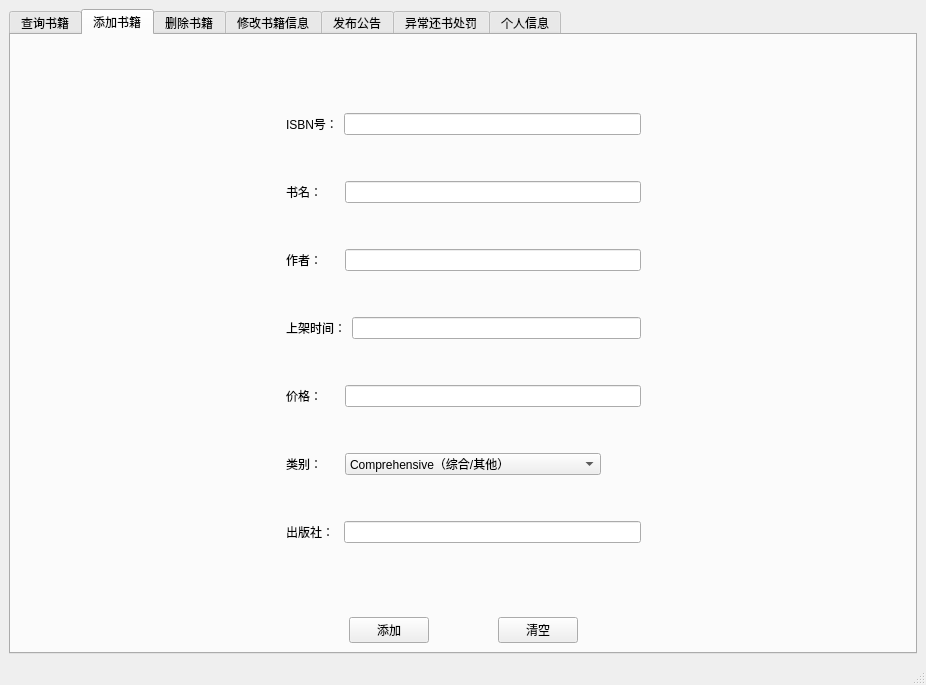
Before: the Qt Designer form librarianinterface.ui in LGH2713/Library_management_system, drawn with Qt 5.
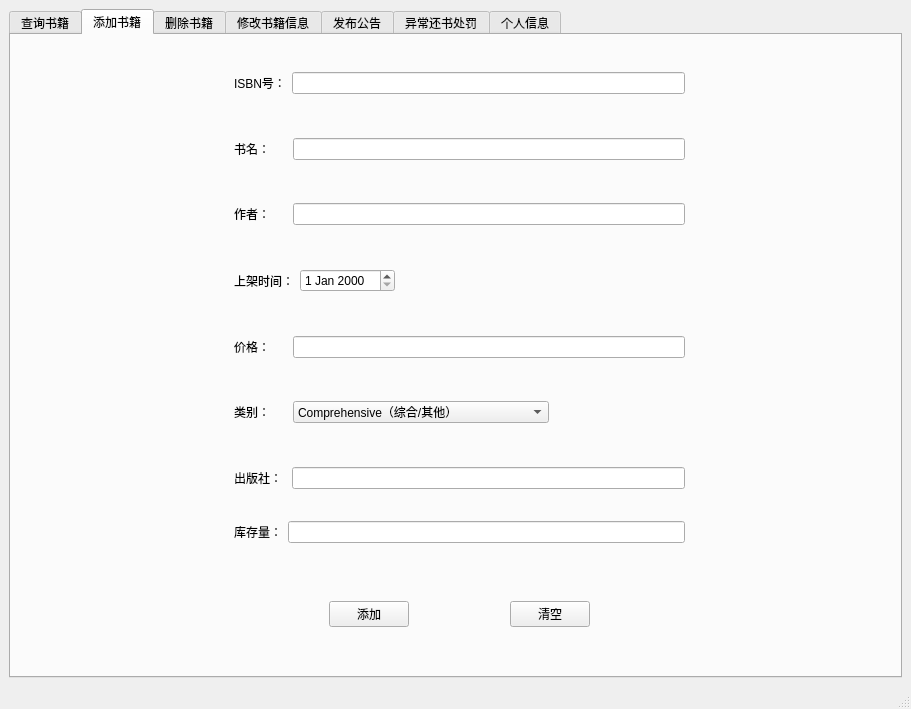
After: the same form once the commit is applied. The open tabs and pages were chosen to show the change.

```diff
--- a/librarianinterface.ui
+++ b/librarianinterface.ui
@@ -6,8 +6,8 @@
    <rect>
     <x>0</x>
     <y>0</y>
-    <width>926</width>
-    <height>685</height>
+    <width>911</width>
+    <height>709</height>
    </rect>
   </property>
   <property name="windowTitle">
@@ -145,8 +145,15 @@
        <attribute name="title">
         <string>添加书籍</string>
        </attribute>
-       <layout class="QGridLayout" name="gridLayout_2">
-        <item row="0" column="1">
+       <widget class="QWidget" name="">
+        <property name="geometry">
+         <rect>
+          <x>223</x>
+          <y>11</y>
+          <width>451</width>
+          <height>581</height>
+         </rect>
+        </property>
          <layout class="QVBoxLayout" name="verticalLayout_2">
           <item>
            <spacer name="verticalSpacer">
@@ -254,7 +261,20 @@
                </widget>
               </item>
               <item>
-               <widget class="QLineEdit" name="shelfLife"/>
+              <widget class="QDateEdit" name="dateEdit"/>
+             </item>
+             <item>
+              <spacer name="horizontalSpacer_20">
+               <property name="orientation">
+                <enum>Qt::Horizontal</enum>
+               </property>
+               <property name="sizeHint" stdset="0">
+                <size>
+                 <width>40</width>
+                 <height>20</height>
+                </size>
+               </property>
+              </spacer>
               </item>
              </layout>
             </item>
@@ -455,6 +475,46 @@
             </item>
            </layout>
           </item>
+         <item>
+          <spacer name="verticalSpacer_25">
+           <property name="orientation">
+            <enum>Qt::Vertical</enum>
+           </property>
+           <property name="sizeHint" stdset="0">
+            <size>
+             <width>20</width>
+             <height>40</height>
+            </size>
+           </property>
+          </spacer>
+         </item>
+         <item>
+          <layout class="QHBoxLayout" name="horizontalLayout_33">
+           <item>
+            <widget class="QLabel" name="label_24">
+             <property name="text">
+              <string>库存量：</string>
+             </property>
+            </widget>
+           </item>
+           <item>
+            <widget class="QLineEdit" name="addInventory"/>
+           </item>
+          </layout>
+         </item>
+         <item>
+          <spacer name="verticalSpacer_24">
+           <property name="orientation">
+            <enum>Qt::Vertical</enum>
+           </property>
+           <property name="sizeHint" stdset="0">
+            <size>
+             <width>20</width>
+             <height>40</height>
+            </size>
+           </property>
+          </spacer>
+         </item>
           <item>
            <spacer name="verticalSpacer_2">
             <property name="orientation">
@@ -526,34 +586,7 @@
            </layout>
           </item>
          </layout>
-        </item>
-        <item row="0" column="2">
-         <spacer name="horizontalSpacer_5">
-          <property name="orientation">
-           <enum>Qt::Horizontal</enum>
-          </property>
-          <property name="sizeHint" stdset="0">
-           <size>
-            <width>40</width>
-            <height>20</height>
-           </size>
-          </property>
-         </spacer>
-        </item>
-        <item row="0" column="0">
-         <spacer name="horizontalSpacer_4">
-          <property name="orientation">
-           <enum>Qt::Horizontal</enum>
-          </property>
-          <property name="sizeHint" stdset="0">
-           <size>
-            <width>40</width>
-            <height>20</height>
-           </size>
-          </property>
-         </spacer>
-        </item>
-       </layout>
+       </widget>
       </widget>
       <widget class="QWidget" name="deleteBook">
        <attribute name="title">
```
Left out of the diff: 6 changed lines with no effect on the pictures. Lines whose indentation alone changed are shown as unchanged.
